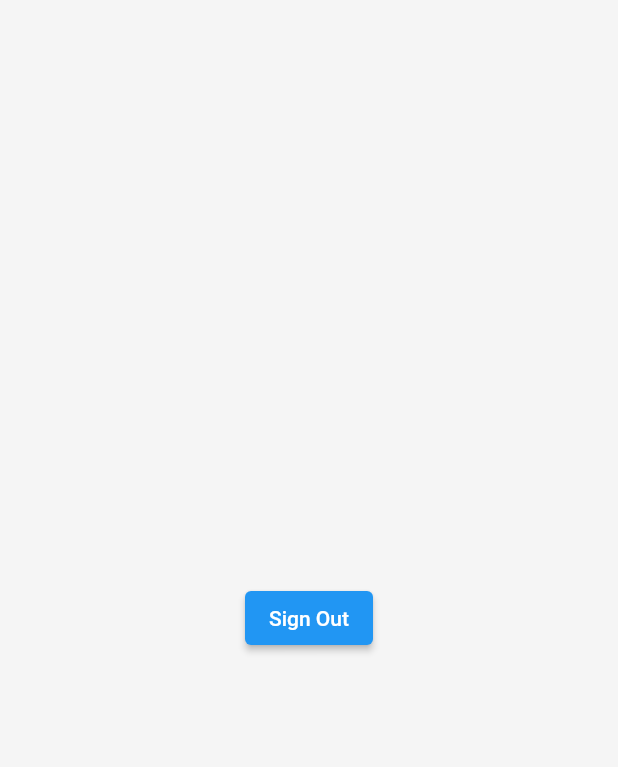
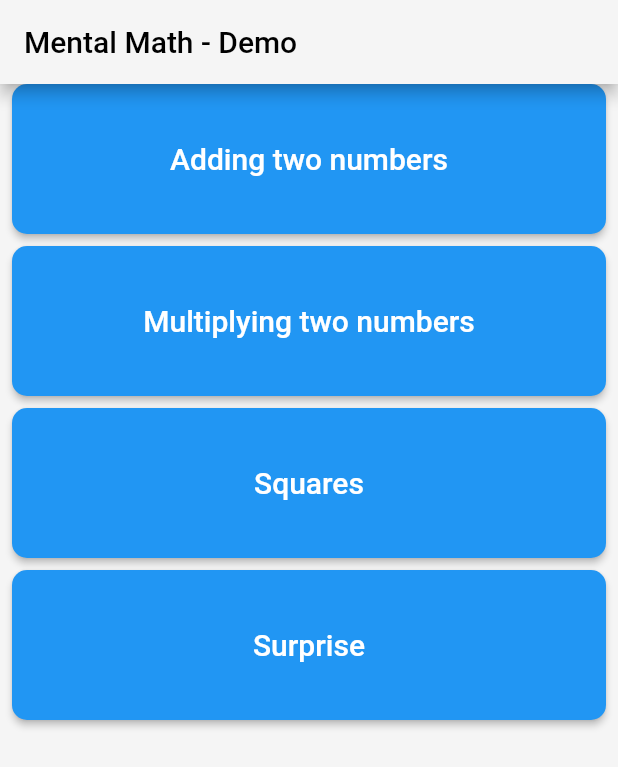
Before and after one commit to uvineet53/projectxyz, a Flutter app: the screen it shows once a user with an empty profile is signed in, on a phone screen of 412 x 824 dp. Shown: the top 767 px of the screen. Run offline on Flutter 3.47's test engine with Material 2 defaults, Android fonts, the phone set to English and light mode, and no system bars; our stand-ins replace cloud_firestore, firebase_auth, firebase_core, flutter_hooks, get, google_fonts and 1 more; accounts and stored records are empty.

Commit message:
basic skeleton

```diff
--- /dev/null
+++ b/lib/backend/constants/testTrackData.dart
@@ -0,0 +1,6 @@
+const testTracks = [
+  {'id': 0, 'title': 'Adding two numbers', 'track': 'add'},
+  {'id': 1, 'title': 'Multiplying two numbers', 'track': 'multiply'},
+  {'id': 2, 'title': 'Squares', 'track': 'square'},
+  {'id': 3, 'title': 'Surprise', 'track': 'surprise'}
+];
--- a/lib/frontend/pages/core/home.dart
+++ b/lib/frontend/pages/core/home.dart
@@ -1,5 +1,7 @@
 import 'package:flutter/material.dart';
-import 'package:mentalmath/backend/services/authentication_service.dart';
+import 'package:get/get.dart';
+import 'package:mentalmath/backend/constants/testTrackData.dart';
+import 'package:mentalmath/frontend/pages/core/quiz.dart';
 
 class Home extends StatelessWidget {
   const Home({Key? key}) : super(key: key);
@@ -7,14 +9,40 @@ class Home extends StatelessWidget {
   @override
   Widget build(BuildContext context) {
     return Scaffold(
-      body: Center(
-        child: ElevatedButton(
-          onPressed: () async {
-            await Auth().signOut();
-          },
-          child: Text("Sign Out"),
+        appBar: AppBar(
+          title: Text(
+            "Mental Math - Demo",
+            style: TextStyle(color: Colors.black),
+          ),
         ),
-      ),
-    );
+        body: Padding(
+          padding: const EdgeInsets.symmetric(horizontal: 8.0),
+          child: Column(
+            children: testTracks.map((testTrack) {
+              return Padding(
+                padding: const EdgeInsets.only(bottom: 8.0),
+                child: MaterialButton(
+                  minWidth: double.infinity,
+                  height: 100,
+                  color: Colors.blue,
+                  shape: RoundedRectangleBorder(
+                      borderRadius: BorderRadius.circular(10)),
+                  padding: EdgeInsets.all(10),
+                  key: Key(testTrack['id'].toString()),
+                  onPressed: () {
+                    Get.to(ProblemPage(track: testTrack['track'].toString()));
+                  },
+                  child: Text(
+                    testTrack['title'].toString(),
+                    style: TextStyle(
+                      color: Colors.white,
+                      fontSize: 20,
+                    ),
+                  ),
+                ),
+              );
+            }).toList(),
+          ),
+        ));
   }
 }
--- a/pubspec.yaml
+++ b/pubspec.yaml
@@ -27,6 +27,7 @@ dependencies:
   firebase_core: ^1.10.0
   flutter:
     sdk: flutter
+  flutter_hooks: ^0.18.1
   get: ^4.3.8
   google_fonts: ^2.1.0
   provider: ^6.0.1
```
Also changed, not shown: lib/backend/controllers/quizController.dart (added, +46 -0 lines), lib/frontend/pages/core/quiz.dart (added, +34 -0 lines), lib/frontend/widgets/misc/testTrackButtons.dart (added), pubspec.lock.
